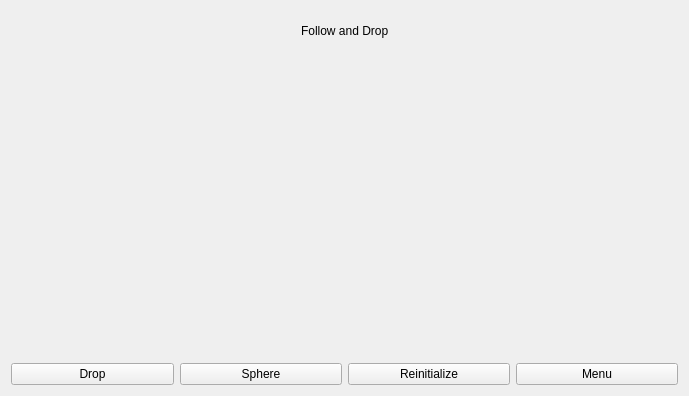
Above: FollowAndDrop/gamewidget.ui from Val17/followAndDrop before the change. Below: the same form after it.
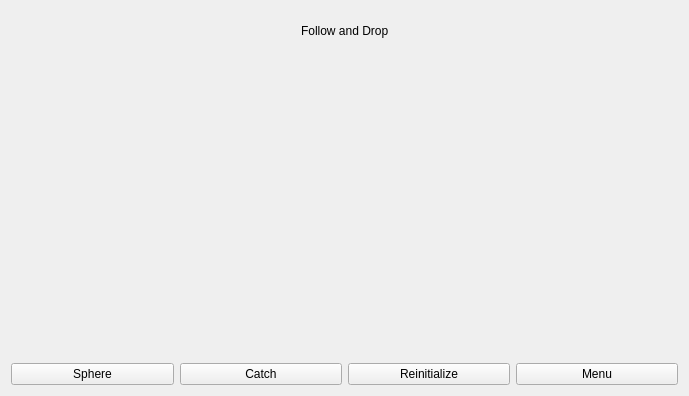
That is the form after the change. Custom widgets are drawn as their Qt base class.

Patch:
```diff
--- a/FollowAndDrop/gamewidget.ui
+++ b/FollowAndDrop/gamewidget.ui
@@ -105,13 +105,6 @@
     <layout class="QHBoxLayout" name="horizontalLayout_6">
      <item>
       <layout class="QHBoxLayout" name="horizontalLayout">
-       <item>
-        <widget class="QPushButton" name="dropButton">
-         <property name="text">
-          <string>Drop</string>
-         </property>
-        </widget>
-       </item>
        <item>
         <widget class="QPushButton" name="sphereButton">
          <property name="text">
@@ -122,6 +115,13 @@
          </property>
         </widget>
        </item>
+       <item>
+        <widget class="QPushButton" name="catchButton">
+         <property name="text">
+          <string>Catch</string>
+         </property>
+        </widget>
+       </item>
       </layout>
      </item>
      <item>
```
